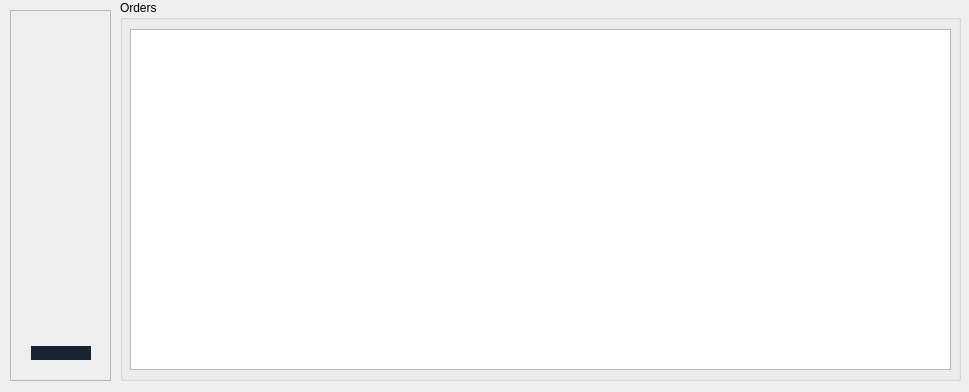
Old version of the form mainwindow.ui in the repository 0x000N3X4N/HomeApplianceService.
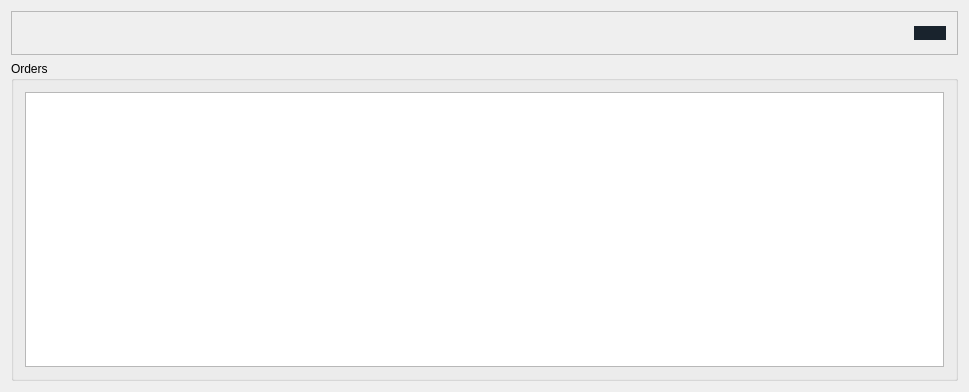
New version of the form. Icons and pictures are not drawn.

Commit message: added: selection control buttons for tableview (only for pass lab); redesign some some QDialogs to QWidgets; redesign buttons location on form; rename 'service_add' to 'comp_add' and control class too

Diff of the .ui file:
```diff
--- a/mainwindow.ui
+++ b/mainwindow.ui
@@ -18,39 +18,29 @@
   </property>
   <property name="maximumSize">
    <size>
-    <width>969</width>
-    <height>392</height>
+    <width>16777215</width>
+    <height>16777215</height>
    </size>
   </property>
   <property name="windowTitle">
    <string>CRM LaptopMaintenanceService</string>
   </property>
   <widget class="QWidget" name="centralWidget">
+   <property name="layoutDirection">
+    <enum>Qt::LeftToRight</enum>
+   </property>
+   <layout class="QGridLayout" name="gridLayout">
+    <item row="0" column="1">
    <widget class="QFrame" name="button_bar_frame">
-    <property name="geometry">
-     <rect>
-      <x>10</x>
-      <y>10</y>
-      <width>101</width>
-      <height>371</height>
-     </rect>
-    </property>
     <property name="frameShape">
      <enum>QFrame::StyledPanel</enum>
     </property>
     <property name="frameShadow">
      <enum>QFrame::Raised</enum>
     </property>
-    <widget class="QWidget" name="layoutWidget">
-     <property name="geometry">
-      <rect>
-       <x>10</x>
-       <y>10</y>
-       <width>82</width>
-       <height>351</height>
-      </rect>
-     </property>
-     <layout class="QVBoxLayout" name="verticalLayout">
+      <layout class="QVBoxLayout" name="verticalLayout_2">
+       <item>
+        <layout class="QHBoxLayout" name="horizontalLayout_2">
       <item>
        <widget class="QPushButton" name="add_order_btn">
         <property name="styleSheet">
@@ -73,14 +63,14 @@
        </widget>
       </item>
       <item>
-       <spacer name="verticalSpacer_2">
+          <spacer name="horizontalSpacer">
         <property name="orientation">
-         <enum>Qt::Vertical</enum>
+            <enum>Qt::Horizontal</enum>
         </property>
         <property name="sizeHint" stdset="0">
          <size>
-          <width>20</width>
-          <height>130</height>
+             <width>40</width>
+             <height>20</height>
          </size>
         </property>
        </spacer>
@@ -107,14 +97,14 @@
        </widget>
       </item>
       <item>
-       <spacer name="verticalSpacer">
+          <spacer name="horizontalSpacer_2">
         <property name="orientation">
-         <enum>Qt::Vertical</enum>
+            <enum>Qt::Horizontal</enum>
         </property>
         <property name="sizeHint" stdset="0">
          <size>
-          <width>20</width>
-          <height>130</height>
+             <width>40</width>
+             <height>20</height>
          </size>
         </property>
        </spacer>
@@ -141,14 +131,14 @@
        </widget>
       </item>
       <item>
-       <spacer name="verticalSpacer_3">
+          <spacer name="horizontalSpacer_3">
         <property name="orientation">
-         <enum>Qt::Vertical</enum>
+            <enum>Qt::Horizontal</enum>
         </property>
         <property name="sizeHint" stdset="0">
          <size>
-          <width>20</width>
-          <height>130</height>
+             <width>40</width>
+             <height>20</height>
          </size>
         </property>
        </spacer>
@@ -177,31 +167,26 @@
        </widget>
       </item>
      </layout>
-    </widget>
-   </widget>
+       </item>
+      </layout>
+     </widget>
+    </item>
+    <item row="1" column="0">
+     <layout class="QVBoxLayout" name="verticalLayout_3"/>
+    </item>
+    <item row="2" column="1">
    <widget class="QGroupBox" name="order_gBox">
-    <property name="geometry">
-     <rect>
-      <x>120</x>
-      <y>0</y>
-      <width>841</width>
-      <height>381</height>
-     </rect>
-    </property>
     <property name="title">
      <string>Orders</string>
     </property>
-    <widget class="QTableView" name="tb_orders">
-     <property name="geometry">
-      <rect>
-       <x>10</x>
-       <y>29</y>
-       <width>821</width>
-       <height>341</height>
-      </rect>
-     </property>
-    </widget>
-   </widget>
+      <layout class="QVBoxLayout" name="verticalLayout">
+       <item>
+        <widget class="QTableView" name="tb_orders"/>
+       </item>
+      </layout>
+     </widget>
+    </item>
+   </layout>
   </widget>
  </widget>
  <layoutdefault spacing="6" margin="11"/>
```
Lines whose indentation alone changed are shown as unchanged. The commit also changes 10 other files.
